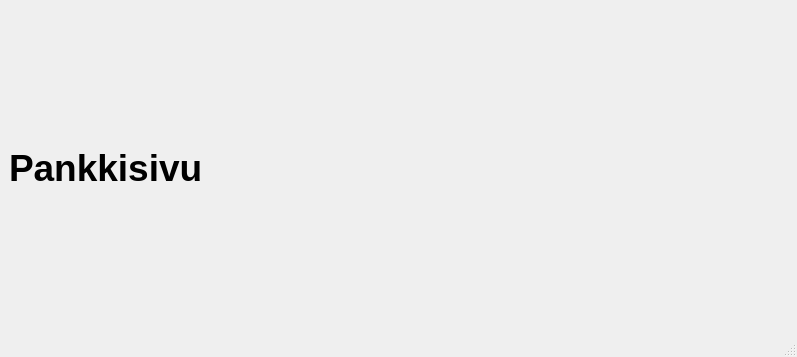
This is bank-automat/pankkisivu.ui in jaccet/MyBankSimul as Qt 5 draws it before an edit. The edited form follows.
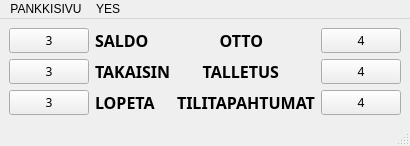
This is the edited form.

Diff of the .ui file:
```diff
--- a/bank-automat/pankkisivu.ui
+++ b/bank-automat/pankkisivu.ui
@@ -6,8 +6,8 @@
    <rect>
     <x>0</x>
     <y>0</y>
-    <width>797</width>
-    <height>357</height>
+    <width>410</width>
+    <height>144</height>
    </rect>
   </property>
   <property name="windowTitle">
@@ -16,17 +16,186 @@
   <widget class="QWidget" name="centralwidget">
    <layout class="QHBoxLayout" name="horizontalLayout">
     <item>
-     <widget class="QLabel" name="label">
-      <property name="font">
-       <font>
-        <pointsize>28</pointsize>
-        <bold>true</bold>
-       </font>
-      </property>
-      <property name="text">
-       <string>Pankkisivu</string>
-      </property>
-     </widget>
+     <layout class="QFormLayout" name="formLayout">
+      <item row="0" column="1">
+       <widget class="QLabel" name="SALDO_LB">
+        <property name="font">
+         <font>
+          <family>Source Code Pro</family>
+          <pointsize>12</pointsize>
+          <bold>true</bold>
+         </font>
+        </property>
+        <property name="text">
+         <string>SALDO</string>
+        </property>
+       </widget>
+      </item>
+      <item row="1" column="1">
+       <widget class="QLabel" name="TAKAISIN_LB">
+        <property name="font">
+         <font>
+          <family>Source Code Pro</family>
+          <pointsize>12</pointsize>
+          <bold>true</bold>
+         </font>
+        </property>
+        <property name="text">
+         <string>TAKAISIN</string>
+        </property>
+       </widget>
+      </item>
+      <item row="2" column="1">
+       <widget class="QLabel" name="LOPETA_LB">
+        <property name="font">
+         <font>
+          <family>Source Code Pro</family>
+          <pointsize>12</pointsize>
+          <bold>true</bold>
+         </font>
+        </property>
+        <property name="text">
+         <string>LOPETA</string>
+        </property>
+       </widget>
+      </item>
+      <item row="2" column="0">
+       <widget class="QPushButton" name="LOPETA_LB_2">
+        <property name="font">
+         <font>
+          <family>Webdings</family>
+         </font>
+        </property>
+        <property name="text">
+         <string>3</string>
+        </property>
+       </widget>
+      </item>
+      <item row="1" column="0">
+       <widget class="QPushButton" name="TAKAISIN_BT">
+        <property name="font">
+         <font>
+          <family>Webdings</family>
+         </font>
+        </property>
+        <property name="text">
+         <string>3</string>
+        </property>
+       </widget>
+      </item>
+      <item row="0" column="0">
+       <widget class="QPushButton" name="SALDO_BT">
+        <property name="font">
+         <font>
+          <family>Webdings</family>
+         </font>
+        </property>
+        <property name="text">
+         <string>3</string>
+        </property>
+       </widget>
+      </item>
+     </layout>
+    </item>
+    <item>
+     <layout class="QFormLayout" name="formLayout_2">
+      <item row="0" column="1">
+       <widget class="QPushButton" name="OTTO_BT">
+        <property name="font">
+         <font>
+          <family>Webdings</family>
+         </font>
+        </property>
+        <property name="text">
+         <string>4</string>
+        </property>
+       </widget>
+      </item>
+      <item row="1" column="1">
+       <widget class="QPushButton" name="TALLETUS_BT">
+        <property name="font">
+         <font>
+          <family>Webdings</family>
+         </font>
+        </property>
+        <property name="text">
+         <string>4</string>
+        </property>
+       </widget>
+      </item>
+      <item row="2" column="1">
+       <widget class="QPushButton" name="TILITAPAHTUMAT_BT">
+        <property name="font">
+         <font>
+          <family>Webdings</family>
+         </font>
+        </property>
+        <property name="text">
+         <string>4</string>
+        </property>
+       </widget>
+      </item>
+      <item row="0" column="0">
+       <widget class="QLabel" name="OTTO_LB">
+        <property name="maximumSize">
+         <size>
+          <width>16777215</width>
+          <height>16777215</height>
+         </size>
+        </property>
+        <property name="font">
+         <font>
+          <family>Source Code Pro</family>
+          <pointsize>12</pointsize>
+          <bold>true</bold>
+         </font>
+        </property>
+        <property name="layoutDirection">
+         <enum>Qt::LeftToRight</enum>
+        </property>
+        <property name="text">
+         <string>          OTTO</string>
+        </property>
+        <property name="alignment">
+         <set>Qt::AlignRight|Qt::AlignTrailing|Qt::AlignVCenter</set>
+        </property>
+       </widget>
+      </item>
+      <item row="1" column="0">
+       <widget class="QLabel" name="TALLETUS_LB">
+        <property name="font">
+         <font>
+          <family>Source Code Pro</family>
+          <pointsize>12</pointsize>
+          <bold>true</bold>
+         </font>
+        </property>
+        <property name="layoutDirection">
+         <enum>Qt::RightToLeft</enum>
+        </property>
+        <property name="text">
+         <string>      TALLETUS</string>
+        </property>
+        <property name="alignment">
+         <set>Qt::AlignRight|Qt::AlignTrailing|Qt::AlignVCenter</set>
+        </property>
+       </widget>
+      </item>
+      <item row="2" column="0">
+       <widget class="QLabel" name="TILITAPAHTUMAT_LB">
+        <property name="font">
+         <font>
+          <family>Source Code Pro</family>
+          <pointsize>12</pointsize>
+          <bold>true</bold>
+         </font>
+        </property>
+        <property name="text">
+         <string>TILITAPAHTUMAT</string>
+        </property>
+       </widget>
+      </item>
+     </layout>
     </item>
    </layout>
   </widget>
@@ -35,10 +204,22 @@
     <rect>
      <x>0</x>
      <y>0</y>
-     <width>797</width>
+     <width>410</width>
      <height>22</height>
     </rect>
    </property>
+   <widget class="QMenu" name="menuPANKKISIVU">
+    <property name="title">
+     <string>PANKKISIVU</string>
+    </property>
+   </widget>
+   <widget class="QMenu" name="menuYES">
+    <property name="title">
+     <string>YES</string>
+    </property>
+   </widget>
+   <addaction name="menuPANKKISIVU"/>
+   <addaction name="menuYES"/>
   </widget>
   <widget class="QStatusBar" name="statusbar"/>
  </widget>
```
